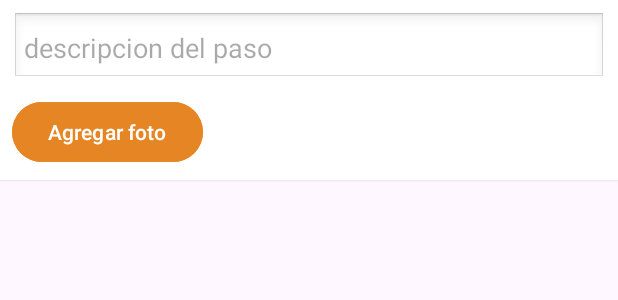
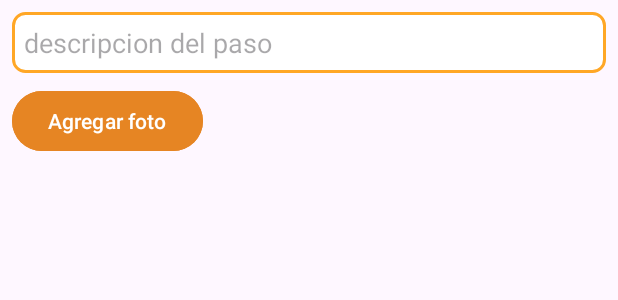
Before and after one commit to Fer3141/DesarrolloApps1, an Android app: the layout item_paso_crear.xml on its own in the app's theme, with its tools: preview values and no code run, on a phone screen of 412 x 824 dp. Shown: the top 300 px of the screen. Run offline under Robolectric (Android 15) with nearby library versions, the phone set to English and light mode, and no system bars.

Commit message:
estilos visuales

```diff
--- a/app/src/main/res/layout/item_paso_crear.xml
+++ b/app/src/main/res/layout/item_paso_crear.xml
@@ -3,7 +3,6 @@
     android:layout_height="wrap_content"
     android:orientation="vertical"
     android:padding="8dp"
-    android:background="@android:color/white"
     android:layout_marginBottom="8dp"
     android:elevation="1dp">
 
@@ -14,7 +13,7 @@
         android:layout_height="wrap_content"
         android:hint="descripcion del paso"
         android:padding="8dp"
-        android:background="@android:drawable/edit_text" />
+        android:background="@drawable/text_bonito" />
 
     <!-- boton para elegir foto -->
     <Button
```
